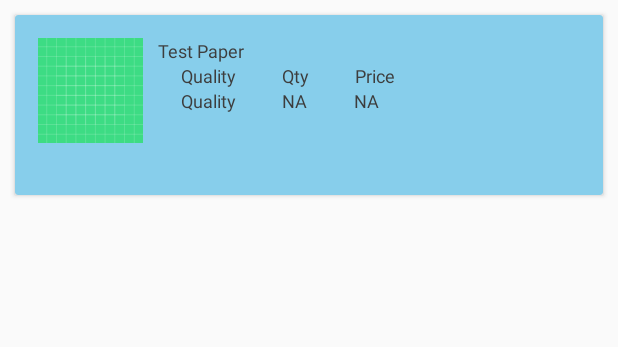
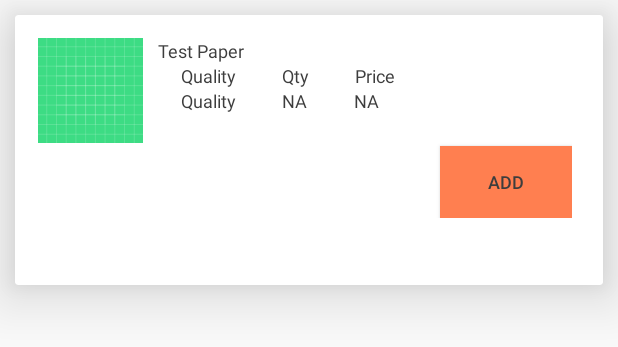
Before and after one commit to Prakhar235/Testapp, an Android app: the layout layout_product.xml on its own in the app's theme, with its tools: preview values and no code run, on a phone screen of 412 x 824 dp. Shown: the top 347 px of the screen. Run offline under Robolectric (Android 15) with nearby library versions, the phone set to English and light mode, and no system bars; plain views replace CustomTextView, CustomTextViewBold, FlowLayout.

Commit message:
third commit

```diff
--- a/app/src/main/res/layout/layout_product.xml
+++ b/app/src/main/res/layout/layout_product.xml
@@ -2,10 +2,11 @@
 <androidx.cardview.widget.CardView  xmlns:android="http://schemas.android.com/apk/res/android"
     xmlns:app="http://schemas.android.com/apk/res-auto"
 
-    android:layout_height="120dp"
+    android:layout_height="180dp"
     android:padding="10dp"
     android:layout_margin="10dp"
-    app:cardBackgroundColor="#87ceeb"
+    app:cardBackgroundColor="#ffffff"
+    app:cardElevation="25dp"
     android:layout_width="match_parent"
    >
 
@@ -194,6 +195,21 @@
                         android:maxLines="2"
 
                         android:text=""
+                        android:textColor="@color/Black"
+                        android:textSize="12sp" />
+
+
+                    <Button
+                        android:id="@+id/addbutton"
+                        android:layout_marginTop="5dp"
+                        android:layout_width="wrap_content"
+                        android:layout_height="wrap_content"
+                        android:background="@color/Orange"
+                        android:layout_gravity="right"
+
+                        android:maxLines="2"
+
+                        android:text="ADD"
                         android:textColor="@color/Black"
                         android:textSize="12sp" />
 
```
